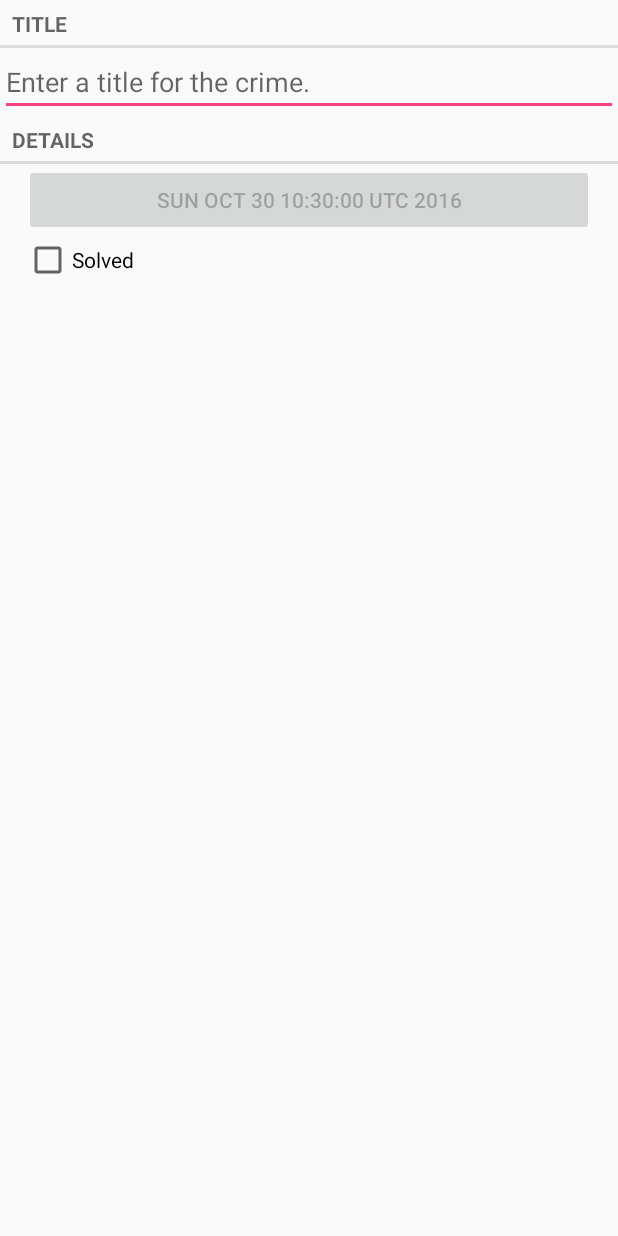
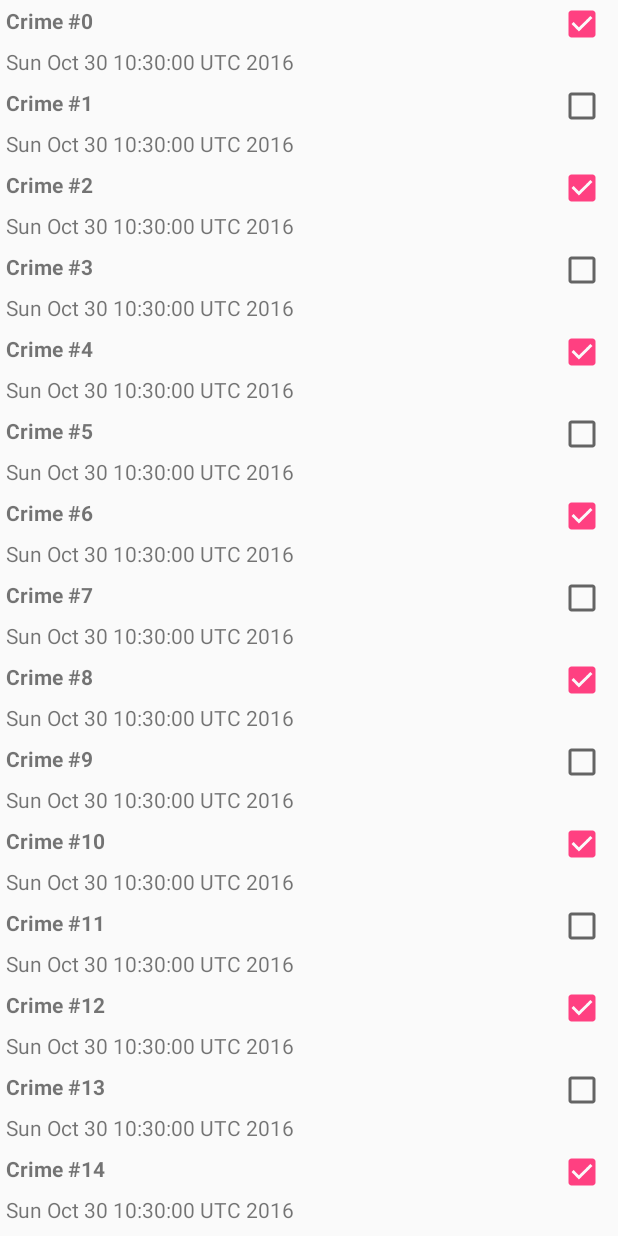
Before and after one commit to smartjinyu/APTBNRG, an Android app: the screen it shows after launch (CrimeActivity before the commit, CrimeListActivity after it), on a phone screen of 412 x 824 dp. Run offline under Robolectric (Android 15) with nearby library versions, the phone set to English and light mode, and no system bars.

Commit message:
update to Chapter 9

```diff
--- a/CriminalIntent/app/build.gradle
+++ b/CriminalIntent/app/build.gradle
@@ -27,4 +27,5 @@ dependencies {
     compile 'com.android.support:appcompat-v7:25.0.0'
     testCompile 'junit:junit:4.12'
     compile 'com.android.support:support-v4:25.0.0'
+    compile 'com.android.support:recyclerview-v7:25.0.0'
 }
--- a/CriminalIntent/app/src/main/AndroidManifest.xml
+++ b/CriminalIntent/app/src/main/AndroidManifest.xml
@@ -8,13 +8,16 @@
         android:label="@string/app_name"
         android:supportsRtl="true"
         android:theme="@style/AppTheme">
-        <activity android:name=".CrimeActivity">
+        <activity android:name=".CrimeListActivity">
             <intent-filter>
                 <action android:name="android.intent.action.MAIN"/>
-
                 <category android:name="android.intent.category.LAUNCHER"/>
             </intent-filter>
         </activity>
+
+        <activity android:name=".CrimeActivity">
+        </activity>
+
     </application>
 
 </manifest>
--- a/CriminalIntent/app/src/main/java/com/smartjinyu/criminalintent/CrimeActivity.java
+++ b/CriminalIntent/app/src/main/java/com/smartjinyu/criminalintent/CrimeActivity.java
@@ -1,25 +1,12 @@
 package com.smartjinyu.criminalintent;
 
+
 import android.support.v4.app.Fragment;
-import android.support.v4.app.FragmentActivity;
-import android.support.v4.app.FragmentManager;
-import android.support.v7.app.AppCompatActivity;
-import android.os.Bundle;
 
-public class CrimeActivity extends FragmentActivity {
+public class CrimeActivity extends SingleFragmentActivity {
+    @Override
+    protected Fragment createFragment(){
+        return new CrimeFragment();
+    }
 
-    @Override
-    protected void onCreate(Bundle savedInstanceState) {
-        super.onCreate(savedInstanceState);
-        setContentView(R.layout.activity_crime);
-
-        FragmentManager fm = getSupportFragmentManager();
-        Fragment fragment = fm.findFragmentById(R.id.fragment_container);
-        if(fragment == null){
-            fragment = new CrimeFragment();
-            fm.beginTransaction()
-                    .add(R.id.fragment_container,fragment)
-                    .commit();
-        }
-    }
 }
--- /dev/null
+++ b/CriminalIntent/app/src/main/java/com/smartjinyu/criminalintent/CrimeLab.java
@@ -0,0 +1,48 @@
+package com.smartjinyu.criminalintent;
+
+import android.content.Context;
+
+import java.util.ArrayList;
+import java.util.List;
+import java.util.UUID;
+
+/**
+ * Created by smartjinyu on 2016/10/30.
+ */
+/*
+ * A singleton class is a class with a private constructor and a get() method,which returns the instance if it already exists, otherwise it will
+ * call the contructor to create it.
+ */
+public class CrimeLab {
+    private static CrimeLab sCrimeLab;
+    private List<Crime> mCrimes;
+
+    public static CrimeLab get(Context context){
+        if(sCrimeLab == null){
+            sCrimeLab = new CrimeLab(context);
+        }
+        return sCrimeLab;
+    }
+    private CrimeLab(Context context){
+        mCrimes = new ArrayList<>();
+        for(int i=0;i<100;i++){
+            Crime crime = new Crime();
+            crime.setTitle("Crime #"+i);
+            crime.setSolved(i%2==0);
+            mCrimes.add(crime);
+        }
+    }
+
+    public List<Crime> getCrimes(){
+        return mCrimes;
+    }
+
+    public Crime getCrime(UUID id){
+        for(Crime crime:mCrimes){
+            if(crime.getId().equals(id)){
+                return crime;
+            }
+        }
+        return null;
+    }
+}
--- /dev/null
+++ b/CriminalIntent/app/src/main/java/com/smartjinyu/criminalintent/CrimeListActivity.java
@@ -0,0 +1,14 @@
+package com.smartjinyu.criminalintent;
+
+import android.support.v4.app.Fragment;
+
+/**
+ * Created by smartjinyu on 2016/10/30.
+ */
+
+public class CrimeListActivity extends SingleFragmentActivity {
+    @Override
+    protected Fragment createFragment(){
+        return new CrimeListFragment();
+    }
+}
--- /dev/null
+++ b/CriminalIntent/app/src/main/java/com/smartjinyu/criminalintent/CrimeListFragment.java
@@ -0,0 +1,101 @@
+package com.smartjinyu.criminalintent;
+
+import android.os.Bundle;
+import android.support.v4.app.Fragment;
+import android.support.v4.view.PointerIconCompat;
+import android.support.v7.widget.LinearLayoutManager;
+import android.support.v7.widget.RecyclerView;
+import android.util.Log;
+import android.view.LayoutInflater;
+import android.view.View;
+import android.view.ViewGroup;
+import android.widget.CheckBox;
+import android.widget.TextView;
+import android.widget.Toast;
+
+import java.util.List;
+
+/**
+ * Created by smartjinyu on 2016/10/30.
+ */
+
+public class CrimeListFragment extends Fragment {
+    private RecyclerView mCrimeRecyclerView;
+    private CrimeAdapter mAdapter;
+    private static final String TAG = "RecyclerView";
+
+    @Override
+    public View onCreateView(LayoutInflater inflater, ViewGroup container, Bundle savedInstanceState){
+        View view = inflater.inflate(R.layout.fragment_crime_list,container,false);
+        mCrimeRecyclerView = (RecyclerView) view.findViewById(R.id.crime_recycler_view);
+        mCrimeRecyclerView.setLayoutManager(new LinearLayoutManager(getActivity()));
+
+        updateUI();
+
+        return view;
+    }
+
+    private void updateUI(){
+        CrimeLab crimeLab = CrimeLab.get(getActivity());
+        List<Crime> crimes = crimeLab.getCrimes();
+        mAdapter = new CrimeAdapter(crimes);
+        mCrimeRecyclerView.setAdapter(mAdapter);
+    }
+
+    private class CrimeHolder extends RecyclerView.ViewHolder implements View.OnClickListener{//the viewHolder
+        private TextView mTitleTextView;
+        private TextView mDateTextView;
+        private CheckBox mSolvedCheckBox;
+
+        private Crime mCrime;
+
+        public CrimeHolder(View itemView){
+            super(itemView);
+            itemView.setOnClickListener(this);
+            mTitleTextView = (TextView) itemView.findViewById(R.id.list_item_crime_title_text_view);
+            mDateTextView = (TextView) itemView.findViewById(R.id.list_item_crime_date_text_view);
+            mSolvedCheckBox = (CheckBox) itemView.findViewById(R.id.list_item_crime_solved_check_box);
+        }
+
+        public void bindCrime(Crime crime){
+            mCrime = crime;
+            mTitleTextView.setText(mCrime.getTitle());
+            mDateTextView.setText(mCrime.getDate().toString());
+            mSolvedCheckBox.setChecked(mCrime.isSolved());
+        }
+
+        @Override
+        public void onClick(View v){
+            Toast.makeText(getActivity(),mCrime.getTitle()+" clicked!",Toast.LENGTH_SHORT).show();
+        }
+    }
+
+    private class CrimeAdapter extends RecyclerView.Adapter<CrimeHolder>{//the Adapter
+        private List<Crime> mCrimes;
+
+        public CrimeAdapter(List<Crime> crimes){
+            mCrimes = crimes;
+        }
+
+        @Override
+        public CrimeHolder onCreateViewHolder (ViewGroup parent,int viewType){
+            LayoutInflater layoutInflater = LayoutInflater.from(getActivity());
+            View view = layoutInflater.inflate(R.layout.list_item_crime,parent,false);
+            Log.d(TAG,"onCreateViewHolder");
+            return new CrimeHolder(view);
+        }
+
+        @Override
+        public void onBindViewHolder(CrimeHolder holder, int position){
+            Crime crime = mCrimes.get(position);
+            holder.bindCrime(crime);
+            Log.d(TAG,"onBindViewHolder"+ position);
+        }
+
+        @Override
+        public int getItemCount(){
+            return mCrimes.size();
+        }
+
+    }
+}
--- /dev/null
+++ b/CriminalIntent/app/src/main/java/com/smartjinyu/criminalintent/SingleFragmentActivity.java
@@ -0,0 +1,30 @@
+package com.smartjinyu.criminalintent;
+
+import android.os.Bundle;
+import android.support.v4.app.Fragment;
+import android.support.v4.app.FragmentActivity;
+import android.support.v4.app.FragmentManager;
+
+/**
+ * Created by smartjinyu on 2016/10/30.
+ */
+
+public abstract class SingleFragmentActivity extends FragmentActivity {
+    protected abstract Fragment createFragment();
+
+    @Override
+    public void onCreate(Bundle savedInstanceState){
+        super.onCreate(savedInstanceState);
+        setContentView(R.layout.activity_fragment);
+
+        FragmentManager fm = getSupportFragmentManager();
+        Fragment fragment = fm.findFragmentById(R.id.fragment_container);
+        if(fragment == null){
+            fragment = createFragment();
+            fm.beginTransaction()
+                    .add(R.id.fragment_container,fragment)
+                    .commit();
+        }
+    }
+
+}
--- /dev/null
+++ b/CriminalIntent/app/src/main/res/layout/fragment_crime_list.xml
@@ -0,0 +1,8 @@
+<?xml version="1.0" encoding="utf-8"?>
+<android.support.v7.widget.RecyclerView
+    xmlns:android="http://schemas.android.com/apk/res/android"
+    android:id = "@+id/crime_recycler_view"
+    android:layout_width="match_parent"
+    android:layout_height="match_parent">
+
+</android.support.v7.widget.RecyclerView>
--- /dev/null
+++ b/CriminalIntent/app/src/main/res/layout/list_item_crime.xml
@@ -0,0 +1,29 @@
+<?xml version="1.0" encoding="utf-8"?>
+<RelativeLayout xmlns:android="http://schemas.android.com/apk/res/android"
+                android:layout_width="match_parent"
+                android:layout_height="wrap_content"
+                xmlns:tools="http://schemas.android.com/tools">
+    <CheckBox
+        android:id="@+id/list_item_crime_solved_check_box"
+        android:layout_width="wrap_content"
+        android:layout_height="wrap_content"
+        android:layout_alignParentRight="true"
+        android:padding = "4dp"/>
+    <TextView
+        android:id="@+id/list_item_crime_title_text_view"
+        android:layout_width="match_parent"
+        android:layout_height="wrap_content"
+        android:layout_toLeftOf="@id/list_item_crime_solved_check_box"
+        android:textStyle="bold"
+        android:padding="4dp"
+        tools:text = "Crime Title"/>
+    <TextView
+        android:id="@+id/list_item_crime_date_text_view"
+        android:layout_width="match_parent"
+        android:layout_height="wrap_content"
+        android:layout_toLeftOf="@id/list_item_crime_solved_check_box"
+        android:layout_below="@id/list_item_crime_title_text_view"
+        android:padding="4dp"
+        tools:text="Crime Date"/>
+
+</RelativeLayout>
```
Also changed, not shown: CriminalIntent/app/src/main/res/layout/activity_fragment.xml (renamed from CriminalIntent/app/src/main/res/layout/activity_crime.xml).
